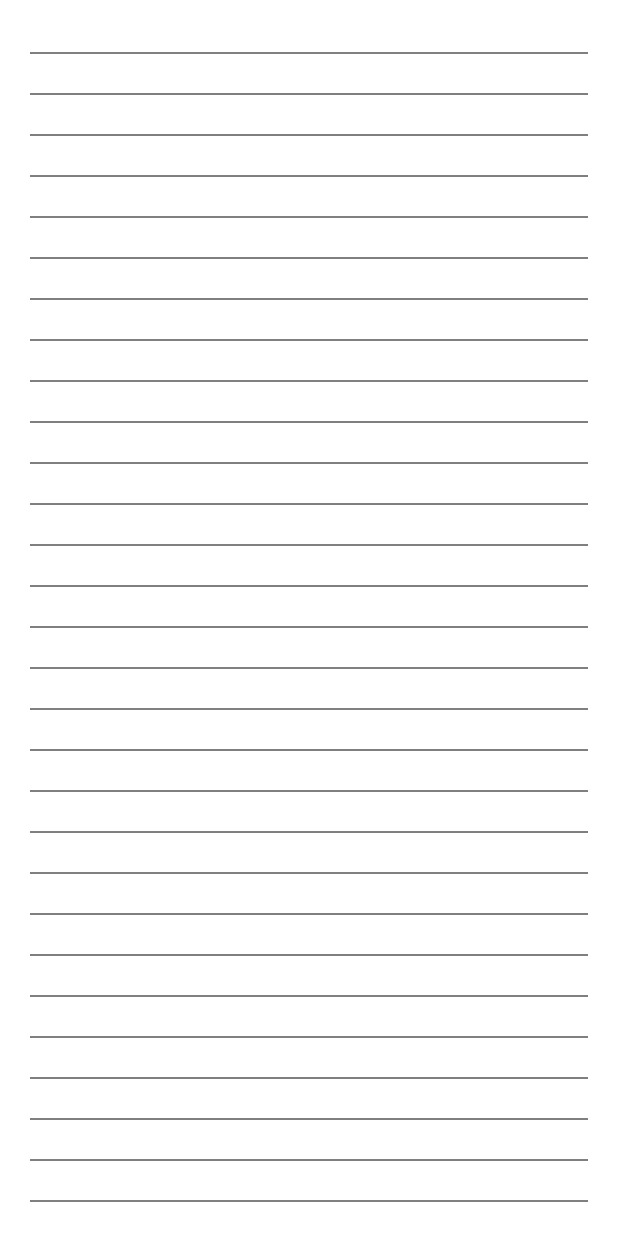
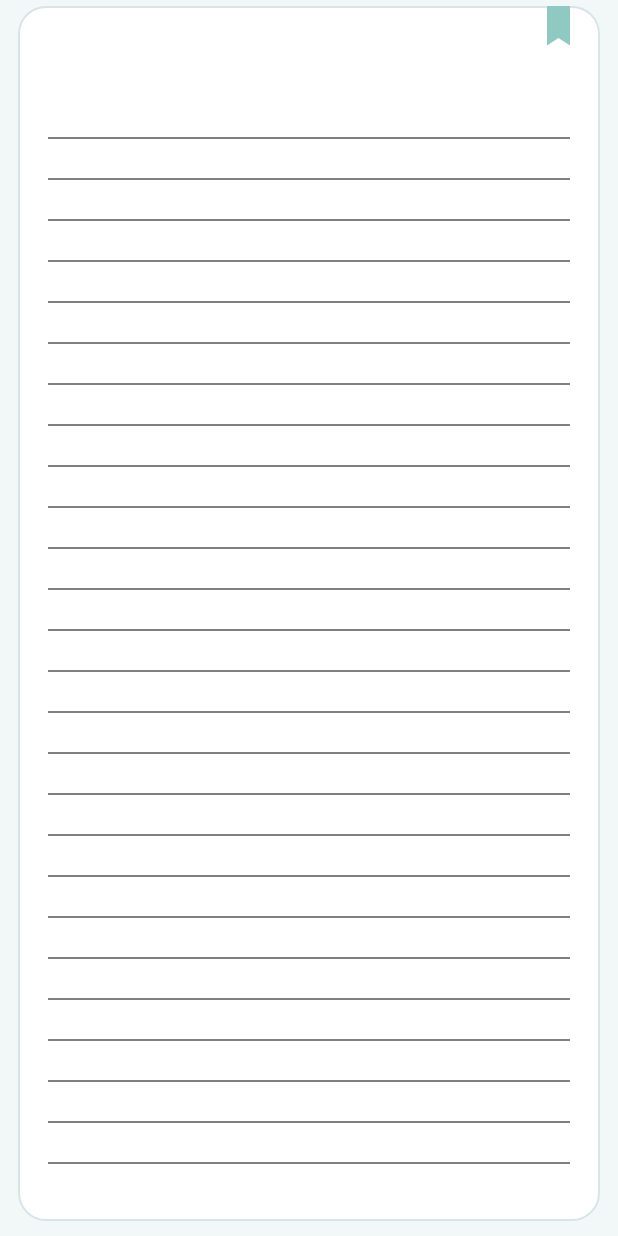
Before and after one commit to F-Jayson/NotePad, an Android app: the layout note_editor.xml on its own in the app's theme, with its tools: preview values and no code run, on a phone screen of 412 x 824 dp. Run offline under Robolectric (Android 15) with nearby library versions, the phone set to English and light mode, and no system bars.

Commit message:
feat(editor): 对齐 main 编辑页布局并调浅护眼纸张

```diff
--- a/app/src/main/java/com/example/android/notepad/ThemeHelper.java
+++ b/app/src/main/java/com/example/android/notepad/ThemeHelper.java
@@ -114,7 +114,8 @@ final class ThemeHelper {
         boolean light = !isNight(activity);
         // API 23 前状态栏图标只能是白色，API 26 前导航栏图标只能是白色，浅色模式下需加半透明遮罩。
         int scrim = activity.getResources().getColor(R.color.np_bar_scrim);
-        int background = activity.getResources().getColor(R.color.np_background);
+        // 编辑器系统栏衔接纸面以外的底色，列表仍使用透明系统栏。
+        int background = activity.getResources().getColor(R.color.np_editor_background);
         int statusColor;
         int navColor;
         if (drawBehind) {
--- /dev/null
+++ b/app/src/main/res/drawable/bg_editor_page.xml
@@ -0,0 +1,7 @@
+<?xml version="1.0" encoding="utf-8"?>
+<!-- 换纸时为当前编辑器更新纸面的底色与细描边。 -->
+<shape xmlns:android="http://schemas.android.com/apk/res/android">
+    <solid android:color="@color/np_paper_white" />
+    <corners android:radius="18dp" />
+    <stroke android:width="1dp" android:color="@color/np_editor_line" />
+</shape>
--- /dev/null
+++ b/app/src/main/res/drawable/ic_np_bookmark.xml
@@ -0,0 +1,9 @@
+<?xml version="1.0" encoding="utf-8"?>
+<!-- 纸面右上角的书签，颜色随纸张和深浅主题切换。 -->
+<vector xmlns:android="http://schemas.android.com/apk/res/android"
+    android:width="15dp"
+    android:height="27dp"
+    android:viewportWidth="15"
+    android:viewportHeight="27">
+    <path android:fillColor="#FF90C8C2" android:pathData="M0,0 H15 V26 L7.5,21 L0,26 Z" />
+</vector>
--- a/app/src/main/res/drawable/ic_np_check.xml
+++ b/app/src/main/res/drawable/ic_np_check.xml
@@ -1,7 +1,7 @@
 <?xml version="1.0" encoding="utf-8"?>
-<!-- 编辑器操作栏图标（浅色模式）。 -->
+<!-- 浅色编辑器的保存勾号使用与参考顶栏一致的青蓝色。 -->
 <vector xmlns:android="http://schemas.android.com/apk/res/android"
     android:width="24dp" android:height="24dp"
     android:viewportWidth="24" android:viewportHeight="24">
-    <path android:fillColor="#FF16302C" android:pathData="M9,16.17L4.83,12l-1.42,1.41L9,19 21,7l-1.41,-1.41z" />
+    <path android:fillColor="#FF257782" android:pathData="M9,16.17L4.83,12l-1.42,1.41L9,19 21,7l-1.41,-1.41z" />
 </vector>
--- a/app/src/main/res/layout/note_editor.xml
+++ b/app/src/main/res/layout/note_editor.xml
@@ -18,15 +18,57 @@
     android:layout_width="match_parent"
     android:layout_height="match_parent"
     android:fitsSystemWindows="true"
-    android:background="@color/np_background">
+    android:background="@color/np_editor_background">
 
-    <!-- 纸张由原输入框承载，横线和正文共用左右页边距。 -->
+    <!-- 书签和标题固定在纸面上沿，只有正文区域滚动。 -->
+    <LinearLayout
+        android:id="@+id/editor_page"
+        android:layout_width="match_parent"
+        android:layout_height="match_parent"
+        android:layout_marginStart="12dp"
+        android:layout_marginEnd="12dp"
+        android:layout_marginTop="4dp"
+        android:layout_marginBottom="10dp"
+        android:background="@drawable/bg_editor_page"
+        android:orientation="vertical">
+
+        <LinearLayout
+            android:layout_width="match_parent"
+            android:layout_height="wrap_content"
+            android:orientation="horizontal"
+            android:paddingStart="@dimen/np_page_margin"
+            android:paddingEnd="@dimen/np_page_margin">
+
+            <TextView
+                android:id="@+id/editor_title"
+                android:layout_width="0dp"
+                android:layout_height="wrap_content"
+                android:layout_weight="1"
+                android:layout_marginTop="18dp"
+                android:layout_marginEnd="12dp"
+                android:ellipsize="end"
+                android:fontFamily="serif"
+                android:maxLines="2"
+                android:textColor="@color/np_editor_ink"
+                android:textSize="25sp"
+                android:textStyle="bold" />
+
+            <ImageView
+                android:id="@+id/editor_bookmark"
+                android:layout_width="15dp"
+                android:layout_height="27dp"
+                android:importantForAccessibility="no"
+                android:src="@drawable/ic_np_bookmark" />
+        </LinearLayout>
+
+        <!-- 仍由原输入框管理文字、光标与滚动，纸面背景在外层更新。 -->
         <view
             class="com.example.android.notepad.NoteEditor$LinedEditText"
             android:id="@+id/note"
             android:layout_width="match_parent"
-        android:layout_height="match_parent"
-        android:background="@color/np_paper_white"
+            android:layout_height="0dp"
+            android:layout_weight="1"
+            android:background="@android:color/transparent"
             android:paddingStart="@dimen/np_page_margin"
             android:paddingEnd="@dimen/np_page_margin"
             android:paddingTop="12dp"
@@ -36,7 +78,8 @@
             android:gravity="top|start"
             android:textSize="18sp"
             android:lineSpacingExtra="6sp"
-        android:textColor="@color/np_text_primary"
+            android:textColor="@color/np_editor_ink"
             android:inputType="textCapSentences|textMultiLine"
             android:imeOptions="flagNoExtractUi" />
+    </LinearLayout>
 </FrameLayout>
--- a/app/src/main/res/menu/editor_options_menu.xml
+++ b/app/src/main/res/menu/editor_options_menu.xml
@@ -1,11 +1,6 @@
 <?xml version="1.0" encoding="utf-8"?>
-<!-- 保留深浅色操作图标，纸张通过独立的单选菜单切换。 -->
+<!-- 纸张和保存在顶栏，撤销和删除从更多菜单进入。 -->
 <menu xmlns:android="http://schemas.android.com/apk/res/android">
-    <item android:id="@+id/menu_save"
-          android:icon="@drawable/ic_np_check"
-          android:alphabeticShortcut='s'
-          android:title="@string/menu_save"
-          android:showAsAction="ifRoom" />
     <item android:id="@+id/menu_paper"
           android:title="@string/menu_paper"
           android:showAsAction="always">
@@ -16,12 +11,17 @@
             </group>
         </menu>
     </item>
+    <item android:id="@+id/menu_save"
+          android:icon="@drawable/ic_np_check"
+          android:alphabeticShortcut='s'
+          android:title="@string/menu_save"
+          android:showAsAction="always" />
     <item android:id="@+id/menu_revert"
           android:icon="@drawable/ic_np_undo"
           android:title="@string/menu_revert"
-          android:showAsAction="ifRoom" />
+          android:showAsAction="never" />
     <item android:id="@+id/menu_delete"
           android:icon="@drawable/ic_np_delete"
           android:title="@string/menu_delete"
-          android:showAsAction="ifRoom" />
+          android:showAsAction="never" />
 </menu>
--- a/app/src/main/res/values-night/colors.xml
+++ b/app/src/main/res/values-night/colors.xml
@@ -33,11 +33,15 @@
     <color name="np_chip">#14FFFFFF</color>
 
     <!-- 深色编辑器中的白纸以蓝灰呈现，暖纸使用深棕和暖色墨水。 -->
+    <color name="np_editor_background">@color/np_background</color>
+    <color name="np_editor_ink">@color/np_text_primary</color>
     <color name="np_paper_white">#FF192B37</color>
     <color name="np_paper_warm">#FF352E2A</color>
     <color name="np_paper_warm_ink">#FFF1E5D5</color>
     <color name="np_paper_warm_line">#FF52453C</color>
     <color name="np_editor_line">#29FFFFFF</color>
+    <color name="np_paper_white_tab">#FF73A7A9</color>
+    <color name="np_paper_warm_tab">#FFC39B6A</color>
 
     <color name="np_bar_scrim">#00000000</color>
 
--- a/app/src/main/res/values/colors.xml
+++ b/app/src/main/res/values/colors.xml
@@ -39,12 +39,16 @@
     <color name="np_surface">#FFFDFEFE</color>
     <color name="np_chip">#0F16302C</color>
 
-    <!-- 浅色编辑器中的白纸、暖纸及横线。 -->
+    <!-- 浅色编辑器采用雾蓝底色，暖纸留一点米色便于辨别。 -->
+    <color name="np_editor_background">#FFF2F7F8</color>
+    <color name="np_editor_ink">#FF182F3C</color>
     <color name="np_paper_white">#FFFFFFFF</color>
-    <color name="np_paper_warm">#FFFFF4DE</color>
+    <color name="np_paper_warm">#FFFFFAF1</color>
     <color name="np_paper_warm_ink">#FF45392E</color>
-    <color name="np_paper_warm_line">#FFE5D5B8</color>
-    <color name="np_editor_line">#2416302C</color>
+    <color name="np_paper_warm_line">#FFE9DDCB</color>
+    <color name="np_editor_line">#FFD9E4E7</color>
+    <color name="np_paper_white_tab">#FF90C8C2</color>
+    <color name="np_paper_warm_tab">#FFD8AE6B</color>
 
     <!-- 低版本系统栏图标无法变深时使用的半透明遮罩 -->
     <color name="np_bar_scrim">#33000000</color>
--- a/app/src/main/res/values/strings.xml
+++ b/app/src/main/res/values/strings.xml
@@ -61,7 +61,8 @@
 
     <string name="menu_add">新建笔记</string>
     <string name="menu_save">保存</string>
-    <!-- 编辑器纸张单选菜单。 -->
+    <!-- 编辑器顶栏使用固定品牌名称，纸张菜单保留中文。 -->
+    <string name="editor_brand" translatable="false">NotePad</string>
     <string name="menu_paper">纸张</string>
     <string name="paper_white">白纸</string>
     <string name="paper_warm">暖纸</string>
--- a/app/src/main/res/values/themes.xml
+++ b/app/src/main/res/values/themes.xml
@@ -27,21 +27,21 @@
 
     <!-- 正文编辑器保留系统操作栏，纸张颜色由编辑器单独应用。 -->
     <style name="Theme.NotePad.Editor" parent="Platform.Editor">
-        <item name="android:windowBackground">@color/np_background</item>
-        <item name="android:colorBackground">@color/np_background</item>
+        <item name="android:windowBackground">@color/np_editor_background</item>
+        <item name="android:colorBackground">@color/np_editor_background</item>
         <item name="android:textColorPrimary">@color/np_text_primary</item>
         <item name="android:textColorSecondary">@color/np_text_secondary</item>
         <item name="android:textColorHint">@color/np_text_tertiary</item>
         <item name="android:textColorHighlight">@color/np_highlight</item>
-        <item name="android:colorPrimary">@color/np_background</item>
-        <item name="android:colorPrimaryDark">@color/np_background</item>
+        <item name="android:colorPrimary">@color/np_editor_background</item>
+        <item name="android:colorPrimaryDark">@color/np_editor_background</item>
         <item name="android:colorAccent">@color/np_accent</item>
         <item name="android:colorControlNormal">@color/np_text_primary</item>
         <item name="android:colorControlActivated">@color/np_accent</item>
         <item name="android:colorControlHighlight">@color/np_ripple</item>
         <item name="android:colorEdgeEffect">@color/np_accent</item>
-        <item name="android:statusBarColor">@color/np_background</item>
-        <item name="android:navigationBarColor">@color/np_background</item>
+        <item name="android:statusBarColor">@color/np_editor_background</item>
+        <item name="android:navigationBarColor">@color/np_editor_background</item>
         <item name="android:actionBarStyle">@style/NotePad.ActionBar</item>
         <item name="android:popupMenuStyle">@style/NotePad.PopupMenu</item>
         <item name="android:actionOverflowMenuStyle">@style/NotePad.PopupMenu</item>
@@ -80,9 +80,9 @@
 
     <!-- 编辑器操作栏：与页面同色、去掉阴影，形成平整的顶部区域。 -->
     <style name="NotePad.ActionBar" parent="Platform.ActionBar">
-        <item name="android:background">@color/np_background</item>
-        <item name="android:backgroundStacked">@color/np_background</item>
-        <item name="android:backgroundSplit">@color/np_background</item>
+        <item name="android:background">@color/np_editor_background</item>
+        <item name="android:backgroundStacked">@color/np_editor_background</item>
+        <item name="android:backgroundSplit">@color/np_editor_background</item>
         <item name="android:elevation">0dp</item>
         <item name="android:titleTextStyle">@style/NotePad.ActionBar.Title</item>
     </style>
```
Also changed, not shown: app/src/main/java/com/example/android/notepad/NoteEditor.java (+31 -9 lines), app/src/main/res/layout/editor_action_bar_title.xml (added, +13 -0 lines), 1 other file. Lines whose indentation alone changed are shown as unchanged.
